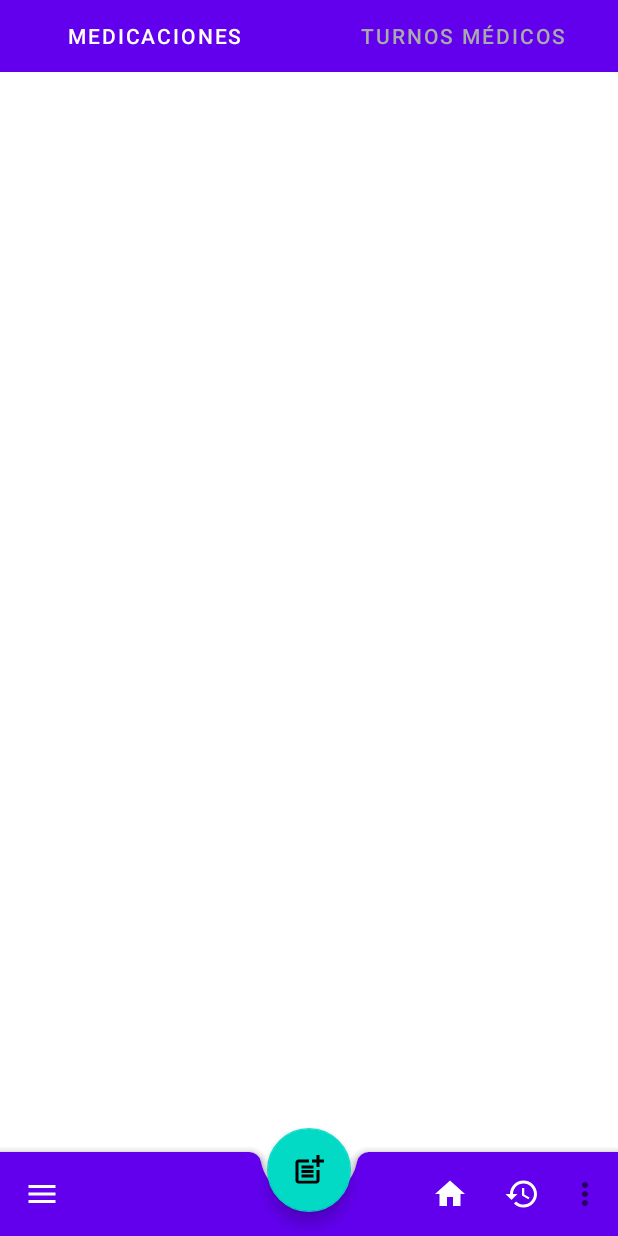
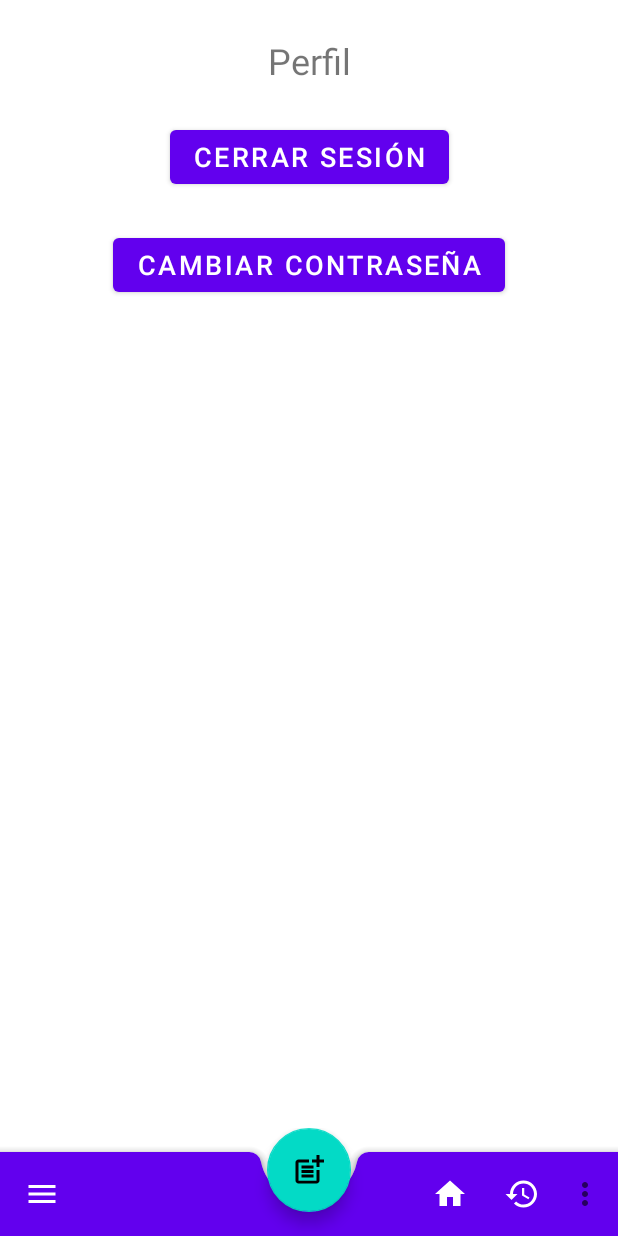
Before and after one commit to andykamin3/IuvoCare, an Android app: the screen it shows after launch once a user with an empty profile is signed in (MainActivity), in the options menu, after a tap on "Perfil", on a phone screen of 412 x 824 dp. Run offline under Robolectric (Android 15) with nearby library versions, the phone set to English and light mode, and no system bars; our stand-ins replace Firebase (no records; nobody signed in at launch, a user with empty details on screens opened directly); libraries missing offline, so code that uses them is left out: ca.antonious.materialdaypicker, com.applandeo.materialcalendarview; 1 statement that could not run was skipped.

Commit message:
Added "Profile" fragment so we can, further into the development of the app, log out and change password.

```diff
--- a/app/src/main/java/com/andreskaminker/iuvocare/MainActivity.kt
+++ b/app/src/main/java/com/andreskaminker/iuvocare/MainActivity.kt
@@ -37,9 +37,10 @@ class MainActivity : AppCompatActivity() {
         when (item!!.itemId) {
             R.id.profile_opt -> {
                 Log.d(TAG, "Fav menu item is clicked!")
+                navController.navigate(R.id.profileFragment)
             }
             R.id.fragmentHome -> {
-                navController.navigate(R.id.fragmentHome)
+                navController.navigate(R.id.homeTabbedScreen)
             }
             R.id.history_opt -> {
                 navController.navigate(R.id.calendarFragment)
--- /dev/null
+++ b/app/src/main/java/com/andreskaminker/iuvocare/fragments/ProfileFragment.kt
@@ -0,0 +1,26 @@
+package com.andreskaminker.iuvocare.fragments
+
+import android.os.Bundle
+import androidx.fragment.app.Fragment
+import android.view.LayoutInflater
+import android.view.View
+import android.view.ViewGroup
+import android.widget.Button
+import com.andreskaminker.iuvocare.R
+
+class ProfileFragment : Fragment() {
+    private lateinit var v: View
+    private lateinit var buttonLogOut: Button
+    private lateinit var buttonChangePwd: Button
+
+    override fun onCreateView(
+        inflater: LayoutInflater, container: ViewGroup?,
+        savedInstanceState: Bundle?
+    ): View? {
+
+        v = inflater.inflate(R.layout.fragment_profile, container, false)
+        buttonLogOut = v.findViewById(R.id.logOutButton)
+        buttonChangePwd = v.findViewById(R.id.changePwdButton)
+        return v
+    }
+}
--- a/app/src/main/res/layout/fragment_log_in.xml
+++ b/app/src/main/res/layout/fragment_log_in.xml
@@ -74,7 +74,7 @@
         app:layout_constraintTop_toTopOf="parent" />
 
     <TextView
-        android:id="@+id/textView3"
+        android:id="@+id/textView1"
         android:layout_width="wrap_content"
         android:layout_height="wrap_content"
         android:layout_marginBottom="16dp"
--- /dev/null
+++ b/app/src/main/res/layout/fragment_profile.xml
@@ -0,0 +1,44 @@
+<?xml version="1.0" encoding="utf-8"?>
+<androidx.constraintlayout.widget.ConstraintLayout xmlns:android="http://schemas.android.com/apk/res/android"
+    xmlns:app="http://schemas.android.com/apk/res-auto"
+    xmlns:tools="http://schemas.android.com/tools"
+    android:id="@+id/frameLayout"
+    android:layout_width="match_parent"
+    android:layout_height="match_parent"
+    tools:context=".fragments.ProfileFragment">
+
+    <TextView
+        android:id="@+id/textView1"
+        android:layout_width="wrap_content"
+        android:layout_height="wrap_content"
+        android:layout_marginTop="24dp"
+        android:text="@string/user"
+        android:textSize="24sp"
+        app:layout_constraintEnd_toEndOf="parent"
+        app:layout_constraintStart_toStartOf="parent"
+        app:layout_constraintTop_toTopOf="parent" />
+
+    <Button
+        android:id="@+id/logOutButton"
+        android:layout_width="wrap_content"
+        android:layout_height="wrap_content"
+        android:layout_marginTop="24dp"
+        android:text="@string/log_out"
+        android:textSize="18sp"
+        app:layout_constraintEnd_toEndOf="parent"
+        app:layout_constraintStart_toStartOf="parent"
+        app:layout_constraintTop_toBottomOf="@+id/textView1" />
+
+    <Button
+        android:id="@+id/changePwdButton"
+        android:layout_width="wrap_content"
+        android:layout_height="wrap_content"
+        android:layout_marginTop="24dp"
+        android:text="@string/change_pwd"
+        android:textSize="18sp"
+        app:layout_constraintEnd_toEndOf="parent"
+        app:layout_constraintStart_toStartOf="parent"
+        app:layout_constraintTop_toBottomOf="@+id/logOutButton" />
+
+
+</androidx.constraintlayout.widget.ConstraintLayout>
--- a/app/src/main/res/layout/fragment_sign_up.xml
+++ b/app/src/main/res/layout/fragment_sign_up.xml
@@ -18,7 +18,7 @@
         android:ems="10"
         android:hint="@string/name_des"
         android:inputType="textPersonName"
-        app:layout_constraintBottom_toTopOf="@+id/textView3"
+        app:layout_constraintBottom_toTopOf="@+id/textView1"
         app:layout_constraintEnd_toEndOf="parent"
         app:layout_constraintHorizontal_bias="0.0"
         app:layout_constraintStart_toStartOf="parent" />
@@ -91,7 +91,7 @@
         app:layout_constraintTop_toBottomOf="@+id/editTextEmail" />
 
     <TextView
-        android:id="@+id/textView3"
+        android:id="@+id/textView1"
         android:layout_width="wrap_content"
         android:layout_height="wrap_content"
         android:layout_marginBottom="16dp"
--- a/app/src/main/res/navigation/nav_directions.xml
+++ b/app/src/main/res/navigation/nav_directions.xml
@@ -53,4 +53,9 @@
             android:id="@+id/action_homeTabbedScreen_to_addAppointmentFragment"
             app:destination="@id/addAppointmentFragment" />
     </fragment>
+    <fragment
+        android:id="@+id/profileFragment"
+        android:name="com.andreskaminker.iuvocare.fragments.ProfileFragment"
+        android:label="profileFragment"
+        tools:layout="@layout/fragment_profile" />
 </navigation>
--- a/app/src/main/res/values/strings.xml
+++ b/app/src/main/res/values/strings.xml
@@ -3,6 +3,8 @@
 
     <string name="home_title">Inicio</string>
     <string name="log_in">Iniciar Sesión</string>
+    <string name="log_out">Cerrar Sesión</string>
+    <string name="change_pwd">Cambiar Contraseña</string>
     <string name="sign_up">Registrate</string>
     <string name="name_des">Nombre y Apellido</string>
     <string name="email_des">Dirección de Correo Electrónico</string>
@@ -31,6 +33,7 @@
     <string name="medication_name">Nombre del Medicamento</string>
     <string name="week_days">Agregar Días de la Semana</string>
     <string name="auth_error">Error en la Autenticación</string>
+    <string name="user">Perfil</string>
     <string name="user_config">Configuración del Perfil</string>
     <string name="user_placeholder">andykamin3@gmail.com</string>
     <string name="mail_prompt">E-Mail del Paciente</string>
```
